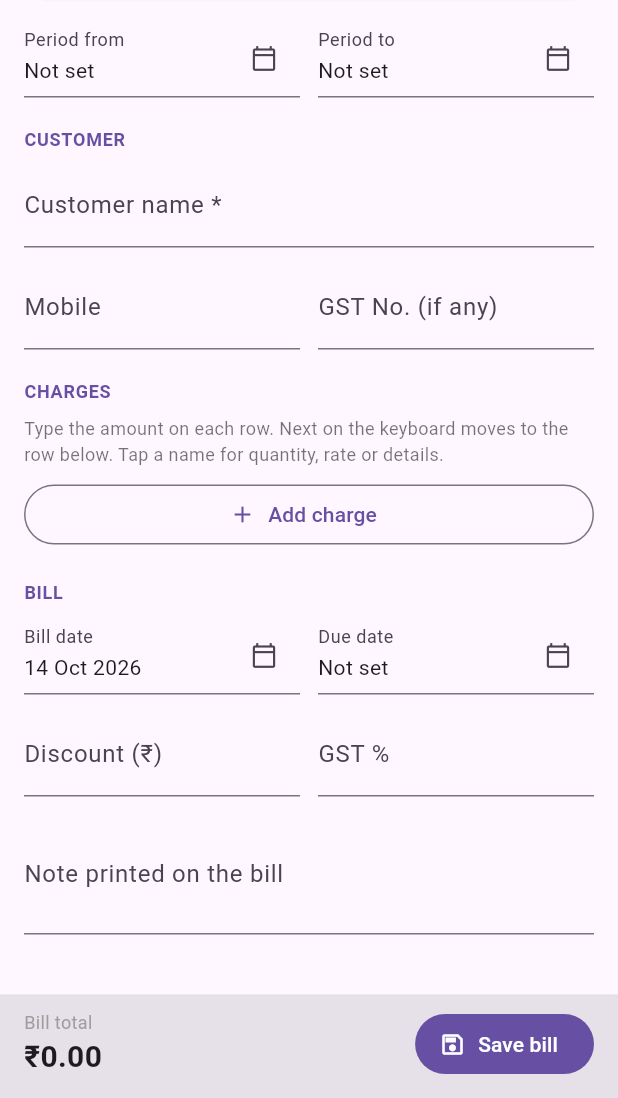
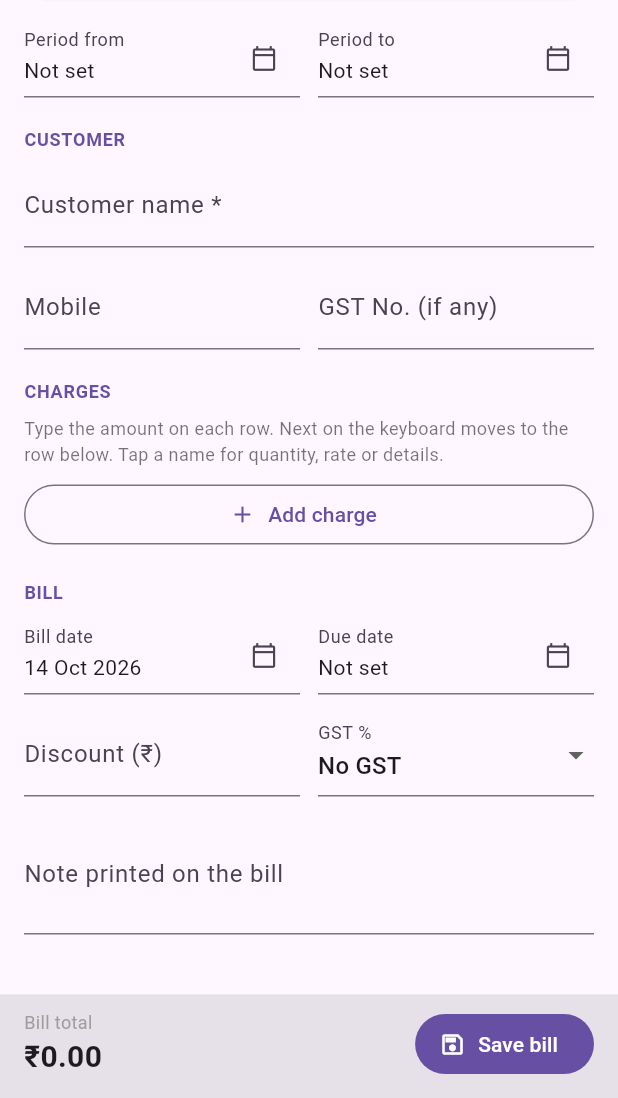
Before and after one commit to DRSGURGAON/storage, a Flutter app: the BillFormScreen screen opened directly, scrolled down 157 dp, after a tap on "Save bill", on a phone screen of 412 x 824 dp, the part 138-1236 px from its top. Run offline on Flutter 3.47's test engine with Material 3 defaults, Android fonts, the phone set to English and light mode, and no system bars; our stand-ins replace cloud_firestore, firebase_auth, firebase_core, firebase_crashlytics, flutter_riverpod, go_router and 6 more; missing offline and left inert: firebase_app_check; accounts and stored records are empty.

Commit message:
Open PDF after save, GST slab picker with type, retry on lists, unsaved-changes guard
- A new bill, storage or quotation opens straight on its PDF; the bill
  PDF gets a Record Payment button while money is due.
- GST % is a 0/5/18/40 picker (an older saved rate stays listed) with
  an Auto / CGST+SGST / IGST choice; the form total now includes GST.
- Lists show 'Could not load' with Retry instead of a raw error.
- Every form asks 'Discard changes?' before leaving with unsaved text.
- Update the no-dues test to the Indian money format.

Co-Authored-By: Claude Opus 5.5 <noreply@anthropic.com>
Claude-Session: https://claude.ai/code/session_018yz6ycz2ScGJ5PTqwcZNKh

```diff
--- a/mobile/godown_book/lib/features/billing/screens/bill_form_screen.dart
+++ b/mobile/godown_book/lib/features/billing/screens/bill_form_screen.dart
@@ -5,6 +5,7 @@ import 'package:intl/intl.dart';
 import '../../../core/utils/id_generator.dart';
 import '../../../shared/widgets/charge_line_row.dart';
 import '../../../shared/widgets/customer_name_field.dart';
+import '../../../shared/widgets/gst_fields.dart';
 import '../../../shared/widgets/save_problem.dart';
 import '../../master/repositories/charge_head_repository.dart';
 import '../../storage_booking/models/storage_booking_model.dart';
@@ -47,6 +48,7 @@ class _BillFormScreenState extends State<BillFormScreen> with VoiceFill {
   final _customerGst = TextEditingController();
   final _discount = TextEditingController();
   final _gstPercent = TextEditingController();
+  GstSplit _gstSplit = GstSplit.auto;
   final _notes = TextEditingController();
 
   String _customerId = '';
@@ -129,6 +131,7 @@ class _BillFormScreenState extends State<BillFormScreen> with VoiceFill {
     _customerPincode = bill.customerPincode;
     _discount.text = bill.discountValue == 0 ? '' : _num(bill.discountValue);
     _gstPercent.text = bill.gstPercent == 0 ? '' : _num(bill.gstPercent);
+    _gstSplit = GstSplit.fromAmounts(cgst: bill.cgstAmount, igst: bill.igstAmount);
     _notes.text = bill.notes;
     _billDate = DateTime.tryParse(bill.billDate) ?? DateTime.now();
     _periodFrom = DateTime.tryParse(bill.periodFrom);
@@ -650,10 +653,17 @@ class _BillFormScreenState extends State<BillFormScreen> with VoiceFill {
 
     setState(() => _saving = true);
     try {
-      final saved = await BillingRepository.instance.saveBill(_compose());
+      final saved = await BillingRepository.instance
+          .saveBill(_compose(), interState: _gstSplit.interState);
       if (!mounted) return;
       voiceFilled.clear();
-      context.pop(saved.id);
+      // A new bill opens straight on its PDF, ready to share; an edit
+      // goes back to the screen it came from.
+      if (_isEdit) {
+        context.pop(saved.id);
+      } else {
+        context.pushReplacement('/bill-pdf', extra: saved.id);
+      }
     } catch (error) {
       if (!mounted) return;
       setState(() => _saving = false);
@@ -663,7 +673,11 @@ class _BillFormScreenState extends State<BillFormScreen> with VoiceFill {
 
   @override
   Widget build(BuildContext context) {
-    final preview = _loading ? null : _compose();
+    // Priced here as well as on save, so the total on screen already
+    // carries the GST.
+    final preview = _loading
+        ? null
+        : _compose().recalculated(interState: _gstSplit.interState ?? false);
 
     return Scaffold(
       appBar: AppBar(
@@ -870,11 +884,9 @@ class _BillFormScreenState extends State<BillFormScreen> with VoiceFill {
                     ),
                     const SizedBox(width: 12),
                     Expanded(
-                      child: TextField(
-                        textInputAction: TextInputAction.next,
+                      child: GstRateField(
                         controller: _gstPercent,
-                        keyboardType: const TextInputType.numberWithOptions(decimal: true),
-                        onChanged: (_) {
+                        onChanged: () {
                           typedOver(VoiceFieldKind.gstPercent);
                           setState(() {});
                         },
@@ -884,6 +896,13 @@ class _BillFormScreenState extends State<BillFormScreen> with VoiceFill {
                     ),
                   ],
                 ),
+                if (_parse(_gstPercent) > 0) ...[
+                  const SizedBox(height: 12),
+                  GstSplitField(
+                    value: _gstSplit,
+                    onChanged: (split) => setState(() => _gstSplit = split),
+                  ),
+                ],
                 const SizedBox(height: 12),
                 TextField(
                   controller: _notes,
--- a/mobile/godown_book/lib/features/billing/screens/bill_list_screen.dart
+++ b/mobile/godown_book/lib/features/billing/screens/bill_list_screen.dart
@@ -9,6 +9,7 @@ import '../providers/billing_provider.dart';
 import '../repositories/billing_repository.dart';
 import '../../../core/utils/number_format.dart';
 import '../../../core/contact/whatsapp_templates.dart';
+import '../../../shared/widgets/load_error_view.dart';
 
 class BillListScreen extends ConsumerStatefulWidget {
   const BillListScreen({super.key});
@@ -75,7 +76,10 @@ class _BillListScreenState extends ConsumerState<BillListScreen> {
           Expanded(
             child: bills.when(
               loading: () => const Center(child: CircularProgressIndicator()),
-              error: (e, s) => Center(child: Text(e.toString())),
+              error: (e, s) => LoadErrorView(
+                message: 'Could not load the bills.',
+                onRetry: () => ref.invalidate(billListProvider),
+              ),
               data: (all) {
                 final list = all.where((b) {
                   if (_dueOnly && b.isSettled) return false;
--- a/mobile/godown_book/lib/features/billing/screens/payment_list_screen.dart
+++ b/mobile/godown_book/lib/features/billing/screens/payment_list_screen.dart
@@ -9,6 +9,7 @@ import '../providers/billing_provider.dart';
 import '../repositories/billing_repository.dart';
 import '../../../core/utils/number_format.dart';
 import '../../../core/contact/whatsapp_templates.dart';
+import '../../../shared/widgets/load_error_view.dart';
 
 class PaymentListScreen extends ConsumerStatefulWidget {
   const PaymentListScreen({super.key});
@@ -72,7 +73,10 @@ class _PaymentListScreenState extends ConsumerState<PaymentListScreen> {
           Expanded(
             child: payments.when(
               loading: () => const Center(child: CircularProgressIndicator()),
-              error: (e, s) => Center(child: Text(e.toString())),
+              error: (e, s) => LoadErrorView(
+                message: 'Could not load the receipts.',
+                onRetry: () => ref.invalidate(paymentListProvider),
+              ),
               data: (all) {
                 final list = all.where((p) {
                   if (query.isEmpty) return true;
--- a/mobile/godown_book/lib/features/quotation/screens/quotation_list_screen.dart
+++ b/mobile/godown_book/lib/features/quotation/screens/quotation_list_screen.dart
@@ -9,6 +9,7 @@ import '../providers/quotation_provider.dart';
 import '../repositories/quotation_repository.dart';
 import '../../../core/utils/number_format.dart';
 import '../../../core/contact/whatsapp_templates.dart';
+import '../../../shared/widgets/load_error_view.dart';
 
 class QuotationListScreen extends ConsumerStatefulWidget {
   const QuotationListScreen({super.key});
@@ -67,7 +68,10 @@ class _QuotationListScreenState extends ConsumerState<QuotationListScreen> {
           Expanded(
             child: quotations.when(
               loading: () => const Center(child: CircularProgressIndicator()),
-              error: (e, s) => Center(child: Text(e.toString())),
+              error: (e, s) => LoadErrorView(
+                message: 'Could not load the quotations.',
+                onRetry: () => ref.invalidate(quotationListProvider),
+              ),
               data: (all) {
                 final list = all.where((q) {
                   if (query.isEmpty) return true;
--- a/mobile/godown_book/lib/features/release/screens/release_list_screen.dart
+++ b/mobile/godown_book/lib/features/release/screens/release_list_screen.dart
@@ -9,6 +9,7 @@ import '../models/goods_release_model.dart';
 import '../providers/goods_release_provider.dart';
 import '../repositories/goods_release_repository.dart';
 import '../../../core/contact/whatsapp_templates.dart';
+import '../../../shared/widgets/load_error_view.dart';
 
 class ReleaseListScreen extends ConsumerWidget {
   const ReleaseListScreen({super.key});
@@ -45,7 +46,10 @@ class ReleaseListScreen extends ConsumerWidget {
       ),
       body: releases.when(
         loading: () => const Center(child: CircularProgressIndicator()),
-        error: (e, s) => Center(child: Text(e.toString())),
+        error: (e, s) => LoadErrorView(
+                message: 'Could not load the release records.',
+                onRetry: () => ref.invalidate(goodsReleaseListProvider),
+              ),
         data: (list) {
           if (list.isEmpty) {
             return const Center(
--- a/mobile/godown_book/lib/features/storage_booking/screens/storage_booking_list_screen.dart
+++ b/mobile/godown_book/lib/features/storage_booking/screens/storage_booking_list_screen.dart
@@ -10,6 +10,7 @@ import '../providers/storage_booking_provider.dart';
 import '../repositories/storage_booking_repository.dart';
 import 'storage_booking_pdf_screen.dart';
 import '../../../core/contact/whatsapp_templates.dart';
+import '../../../shared/widgets/load_error_view.dart';
 
 class StorageBookingListScreen extends ConsumerStatefulWidget {
   /// When set, the list is a register of that paper: tapping a record
@@ -97,7 +98,10 @@ class _StorageBookingListScreenState
           Expanded(
             child: bookings.when(
               loading: () => const Center(child: CircularProgressIndicator()),
-              error: (e, s) => Center(child: Text(e.toString())),
+              error: (e, s) => LoadErrorView(
+                message: 'Could not load the storage records.',
+                onRetry: () => ref.invalidate(storageBookingListProvider),
+              ),
               data: (all) {
                 final list = _filter(all);
                 if (list.isEmpty) {
--- /dev/null
+++ b/mobile/godown_book/lib/shared/widgets/gst_fields.dart
@@ -0,0 +1,114 @@
+import 'package:flutter/material.dart';
+
+/// How the tax on a bill or quotation is split.
+///
+/// [auto] follows the customer's state: same state as the company is
+/// CGST + SGST, a different one is IGST. The other two are for the
+/// customer whose state is missing or wrong on the record.
+enum GstSplit {
+  auto('Auto (by state)'),
+  intra('CGST + SGST'),
+  inter('IGST');
+
+  const GstSplit(this.label);
+
+  final String label;
+
+  /// null = decide by the customer's state.
+  bool? get interState => switch (this) {
+        GstSplit.auto => null,
+        GstSplit.intra => false,
+        GstSplit.inter => true,
+      };
+
+  /// What a saved document was printed with, for its edit form.
+  static GstSplit fromAmounts({required double cgst, required double igst}) {
+    if (igst > 0) return GstSplit.inter;
+    if (cgst > 0) return GstSplit.intra;
+    return GstSplit.auto;
+  }
+}
+
+/// The GST % picker: the slabs a warehouse charges (0, 5, 18, 40), plus
+/// whatever an older document was saved with, so editing it never
+/// changes its rate behind the owner's back.
+///
+/// Backed by the form's existing text controller, so voice fill and
+/// saving keep working unchanged.
+class GstRateField extends StatelessWidget {
+  const GstRateField({
+    super.key,
+    required this.controller,
+    required this.decoration,
+    this.onChanged,
+  });
+
+  final TextEditingController controller;
+  final InputDecoration decoration;
+  final VoidCallback? onChanged;
+
+  static const slabs = <double>[0, 5, 18, 40];
+
+  static String _label(double rate) =>
+      rate == rate.roundToDouble() ? rate.toStringAsFixed(0) : '$rate';
+
+  @override
+  Widget build(BuildContext context) {
+    final current =
+        double.tryParse(controller.text.trim().replaceAll(',', '')) ?? 0;
+    final rates = [
+      ...slabs,
+      if (!slabs.contains(current)) current,
+    ]..sort();
+
+    return DropdownButtonFormField<double>(
+      // A new key when the text changes from outside (voice fill, a
+      // loaded draft), so the picker shows it.
+      key: ValueKey('gst-rate-$current'),
+      initialValue: current,
+      isExpanded: true,
+      decoration: decoration,
+      items: [
+        for (final rate in rates)
+          DropdownMenuItem(
+            value: rate,
+            child: Text(rate == 0 ? 'No GST' : '${_label(rate)}%'),
+          ),
+      ],
+      onChanged: (rate) {
+        if (rate == null) return;
+        controller.text = rate == 0 ? '' : _label(rate);
+        onChanged?.call();
+      },
+    );
+  }
+}
+
+/// The CGST + SGST / IGST choice, shown once a GST rate is picked.
+class GstSplitField extends StatelessWidget {
+  const GstSplitField({
+    super.key,
+    required this.value,
+    required this.onChanged,
+  });
+
+  final GstSplit value;
+  final ValueChanged<GstSplit> onChanged;
+
+  @override
+  Widget build(BuildContext context) {
+    return DropdownButtonFormField<GstSplit>(
+      key: ValueKey('gst-split-${value.name}'),
+      initialValue: value,
+      isExpanded: true,
+      decoration: const InputDecoration(labelText: 'GST type'),
+      items: [
+        for (final split in GstSplit.values)
+          DropdownMenuItem(value: split, child: Text(split.label)),
+      ],
+      onChanged: (split) {
+        if (split != null) onChanged(split);
+      },
+    );
+  }
+}
```
Also changed, not shown: mobile/godown_book/lib/app/router/app_router.dart (+24 -23 lines), mobile/godown_book/lib/features/billing/repositories/billing_repository.dart (+8 -5 lines), mobile/godown_book/lib/features/billing/screens/bill_pdf_screen.dart (+11 -0 lines), mobile/godown_book/lib/features/quotation/repositories/quotation_repository.dart (+8 -5 lines), mobile/godown_book/lib/features/quotation/screens/quotation_form_screen.dart (+26 -7 lines), mobile/godown_book/lib/features/storage_booking/screens/storage_booking_form_screen.dart (+8 -1 lines), mobile/godown_book/lib/shared/widgets/load_error_view.dart (added, +53 -0 lines), mobile/godown_book/lib/shared/widgets/unsaved_changes_guard.dart (added, +100 -0 lines), 1 other file.
